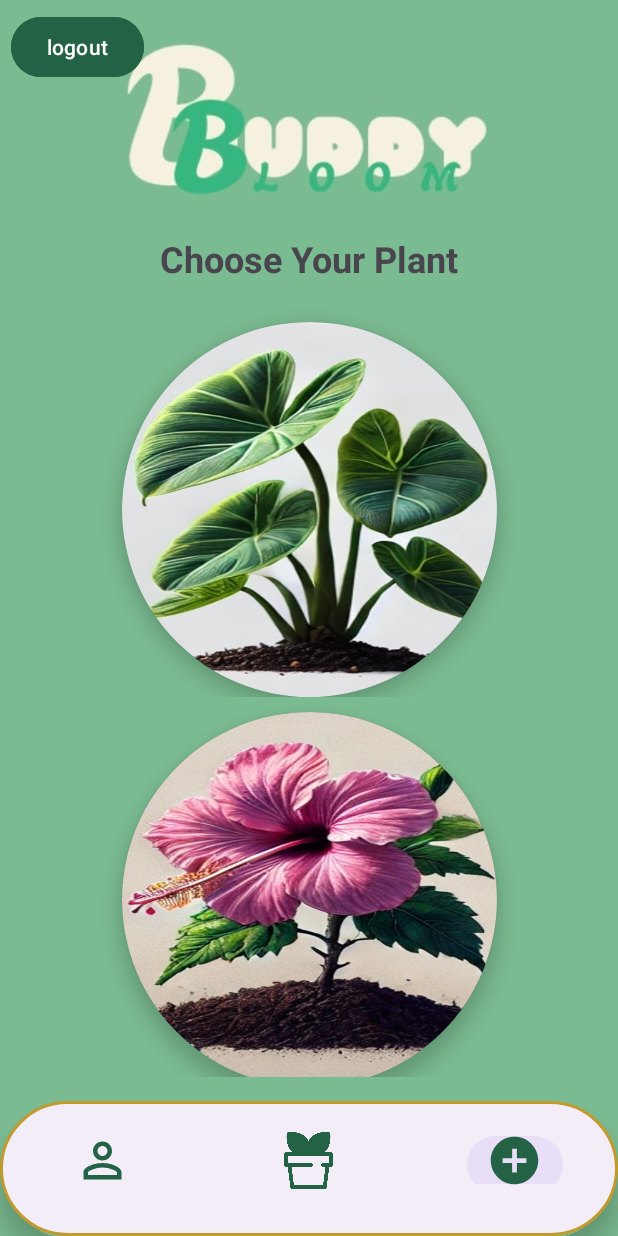
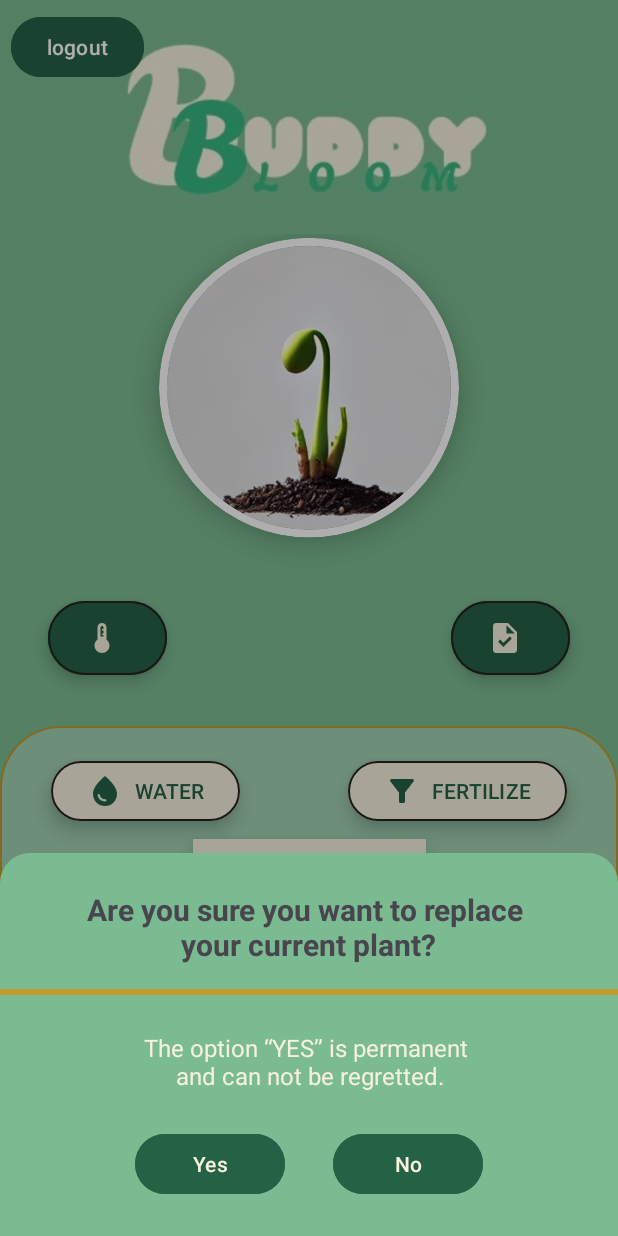
Before and after one commit to malmz90/Buddybloom, an Android app: the GameActivity screen opened directly, with no data from a screen before it, item 3 of the bottom bar chosen, on a phone screen of 412 x 824 dp. Run offline under Robolectric (Android 15) with nearby library versions, the phone set to English and light mode, and no system bars; our stand-ins replace Firebase (no records; nobody signed in at launch, a user with empty details on screens opened directly); 2 statements that could not run were skipped.

Commit message:
Added AddPlantDialogFragment & strings

```diff
--- /dev/null
+++ b/app/src/main/java/com/example/buddybloom/ui/game/AddPlantDialogFragment.kt
@@ -0,0 +1,44 @@
+import android.os.Bundle
+import android.view.LayoutInflater
+import android.view.View
+import android.view.ViewGroup
+import com.google.android.material.bottomsheet.BottomSheetDialogFragment
+import com.example.buddybloom.databinding.FragmentDialogAddPlantBinding
+import com.example.buddybloom.ui.game.ChoosePlantFragment
+import com.example.buddybloom.ui.game.GameActivity
+
+class AddPlantDialogFragment : BottomSheetDialogFragment() {
+
+    private var _binding: FragmentDialogAddPlantBinding? = null
+    private val binding get() = _binding!!
+
+    override fun onCreateView(
+        inflater: LayoutInflater,
+        container: ViewGroup?,
+        savedInstanceState: Bundle?
+    ): View {
+        _binding = FragmentDialogAddPlantBinding.inflate(inflater, container, false)
+        return binding.root
+    }
+
+    // Click events for buttons in the dialog
+    override fun onViewCreated(view: View, savedInstanceState: Bundle?) {
+        super.onViewCreated(view, savedInstanceState)
+
+        // Replace the fragment with ChoosePlantFragment
+        binding.btnYes.setOnClickListener {
+            (activity as? GameActivity)?.replaceFragment(ChoosePlantFragment())
+            dismiss()
+        }
+
+        // If "No" is pressed, close the dialog
+        binding.btnNo.setOnClickListener {
+            dismiss()
+        }
+    }
+
+    override fun onDestroyView() {
+        super.onDestroyView()
+        _binding = null
+    }
+}
--- a/app/src/main/java/com/example/buddybloom/ui/game/GameActivity.kt
+++ b/app/src/main/java/com/example/buddybloom/ui/game/GameActivity.kt
@@ -1,5 +1,6 @@
 package com.example.buddybloom.ui.game
 
+import AddPlantDialogFragment
 import android.content.Intent
 import android.os.Bundle
 import android.util.Log
@@ -62,7 +63,7 @@ class GameActivity : AppCompatActivity() {
                     true
                 }
                 R.id.nav_home -> {
-                    replaceFragmentForNavbar(ChoosePlantFragment())
+                    showAddPlantDialog()
                     true
                 }
                 else -> false
@@ -70,6 +71,16 @@ class GameActivity : AppCompatActivity() {
         }
         replaceFragmentForNavbar(StartPagePlantFragment())
         binding.navbarMenu.selectedItemId = R.id.nav_plant
+    }
+
+    private fun showAddPlantDialog() {
+        AddPlantDialogFragment().show(supportFragmentManager, "AddPlantDialogFragment")
+    }
+
+    fun replaceFragment(fragment: Fragment) {
+        supportFragmentManager.beginTransaction()
+            .replace(R.id.fvc_game_activity, fragment)
+            .commit()
     }
 
     private fun replaceFragmentForNavbar(fragment: Fragment) {
--- /dev/null
+++ b/app/src/main/res/layout/fragment_dialog_add_plant.xml
@@ -0,0 +1,76 @@
+<?xml version="1.0" encoding="utf-8"?>
+<androidx.constraintlayout.widget.ConstraintLayout xmlns:android="http://schemas.android.com/apk/res/android"
+    xmlns:app="http://schemas.android.com/apk/res-auto"
+    xmlns:tools="http://schemas.android.com/tools"
+    android:layout_width="match_parent"
+    android:layout_height="wrap_content"
+    android:background="@drawable/border_turquisegreen"
+    tools:context=".ui.AboutInfoFragment">
+
+    <TextView
+        android:id="@+id/tv_daily_goals"
+        android:layout_width="wrap_content"
+        android:layout_height="wrap_content"
+        android:layout_marginTop="24dp"
+        android:gravity="center"
+        android:text="@string/add_plant"
+        android:textSize="20sp"
+        android:textStyle="bold"
+        app:layout_constraintEnd_toEndOf="parent"
+        app:layout_constraintHorizontal_bias="0.495"
+        app:layout_constraintStart_toStartOf="parent"
+        app:layout_constraintTop_toTopOf="parent" />
+
+    <View
+        android:id="@+id/gold_line"
+        android:layout_width="match_parent"
+        android:layout_height="4dp"
+        android:layout_marginTop="16dp"
+        android:background="@drawable/border_line"
+        app:layout_constraintEnd_toEndOf="parent"
+        app:layout_constraintStart_toStartOf="parent"
+        app:layout_constraintTop_toBottomOf="@+id/tv_daily_goals" />
+
+    <TextView
+        android:id="@+id/textView"
+        android:layout_width="wrap_content"
+        android:layout_height="wrap_content"
+        android:layout_marginTop="24dp"
+        android:gravity="center"
+        android:text="@string/add_plant_info"
+        android:textColor="@color/eggwhite"
+        android:textSize="16sp"
+        app:layout_constraintEnd_toEndOf="parent"
+        app:layout_constraintStart_toStartOf="parent"
+        app:layout_constraintTop_toBottomOf="@+id/gold_line" />
+
+    <LinearLayout
+        android:layout_width="match_parent"
+        android:layout_height="match_parent"
+        android:layout_marginTop="24dp"
+        android:layout_marginBottom="24dp"
+        android:gravity="center"
+        android:orientation="horizontal"
+        app:layout_constraintBottom_toBottomOf="parent"
+        app:layout_constraintTop_toBottomOf="@+id/textView">
+
+        <Button
+            android:id="@+id/btn_yes"
+            android:layout_width="100dp"
+            android:layout_height="wrap_content"
+            android:layout_marginEnd="32dp"
+            android:backgroundTint="@color/darkgreen"
+            android:text="Yes"
+            android:textColor="@color/eggwhite" />
+
+        <Button
+            android:id="@+id/btn_no"
+            android:layout_width="100dp"
+            android:layout_height="wrap_content"
+            android:backgroundTint="@color/darkgreen"
+            android:text="No"
+            android:textColor="@color/eggwhite"
+ />
+    </LinearLayout>
+
+</androidx.constraintlayout.widget.ConstraintLayout>
--- a/app/src/main/res/values/strings.xml
+++ b/app/src/main/res/values/strings.xml
@@ -36,5 +36,7 @@
     <string name="sign_inCAPS">SIGN IN</string>
     <string name="login">LOGIN</string>
     <string name="forgot_password_btn">Forgot Password?</string>
+    <string name="add_plant">Are you sure you want to replace \nyour current plant?</string>
+    <string name="add_plant_info">The option “YES” is permanent \nand can not be regretted.</string>
 
 </resources>
```
